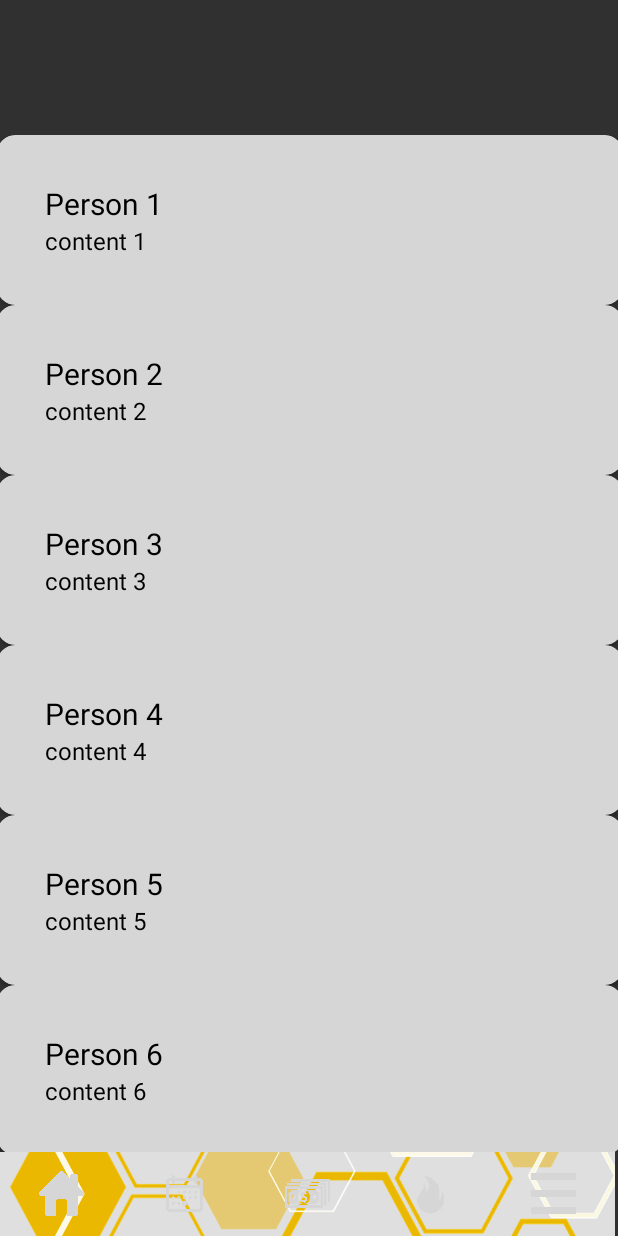
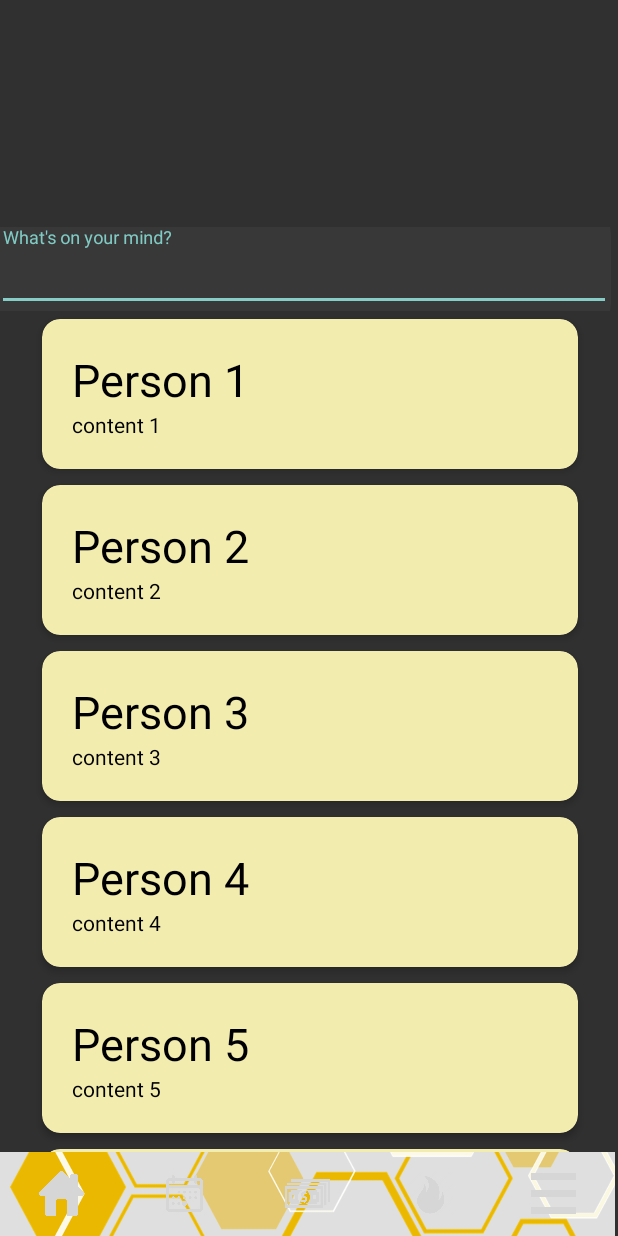
Before and after one commit to jeferris/RIDA, an Android app: the HomeFragment screen opened directly, with no data from a screen before it, on a phone screen of 412 x 824 dp. Run offline under Robolectric (Android 15) with nearby library versions, the phone set to English and light mode, and no system bars; our stand-ins replace navigation-ui; Roboto replaces fonts that are not available here.

Commit message:
keyboard moves the nav bar, text input is not connected, but recycler and cards work

```diff
--- a/RIDA/app/src/main/res/layout/content_posts.xml
+++ b/RIDA/app/src/main/res/layout/content_posts.xml
@@ -1,25 +1,24 @@
 <?xml version="1.0" encoding="utf-8"?>
 <androidx.cardview.widget.CardView xmlns:android="http://schemas.android.com/apk/res/android"
     xmlns:app="http://schemas.android.com/apk/res-auto"
+    xmlns:tools="http://schemas.android.com/tools"
+    android:id="@+id/card_view"
     android:layout_width="match_parent"
     android:layout_height="wrap_content"
-    app:cardBackgroundColor="@color/grey_400"
+    android:layout_marginVertical="5dp"
+    android:layout_marginHorizontal="30dp"
+    android:clickable="true"
+    android:foreground="?selectableItemBackground"
+    app:cardBackgroundColor="#F3ECAF"
     app:cardCornerRadius="12dp"
-    app:contentPadding="16dp">
+    app:cardElevation="3dp"
+    app:contentPadding="4dp">
 
     <RelativeLayout
         android:layout_width="match_parent"
         android:layout_height="wrap_content"
         android:padding="16dp">
-        <!--<ImageView
-            android:layout_width="100dp"
-            android:layout_height="100dp"
-            android:id="@+id/poster_picture"
-            android:layout_alignParentStart="true"
-            android:layout_alignParentLeft="true"
-            android:layout_alignParentTop="true"
-            android:layout_marginEnd="16dp"
-            android:layout_marginRight="16dp" />-->
+
         <TextView
             android:id="@+id/post_name"
             android:layout_width="match_parent"
@@ -27,6 +26,57 @@
             android:layout_alignParentStart="true"
             android:layout_alignParentLeft="true"
             android:layout_alignParentTop="true"
+            android:layout_marginEnd="16dp"
+            android:layout_marginRight="16dp"
+            android:textColor="@android:color/black"
+            android:textSize="30sp" />
+
+        <!--<TextView
+            android:layout_width="match_parent"
+            android:layout_height="wrap_content"
+            android:id="@+id/item_title"
+            android:layout_toEndOf="@+id/item_image"
+            android:layout_toRightOf="@+id/item_image"
+            android:layout_alignParentTop="true"
+            android:textSize="30sp" />-->
+
+        <TextView
+            android:id="@+id/post_content"
+            android:layout_width="match_parent"
+            android:layout_height="wrap_content"
+            android:layout_below="@+id/post_name"
+            android:textColor="@android:color/black" />
+
+    </RelativeLayout>
+</androidx.cardview.widget.CardView>
+
+
+
+<!-- <androidx.cardview.widget.CardView
+    xmlns:android="http://schemas.android.com/apk/res/android"
+    xmlns:app="http://schemas.android.com/apk/res-auto"
+    android:layout_width="match_parent"
+    android:layout_height="wrap_content"
+    app:cardBackgroundColor="@color/grey_400"
+    app:cardCornerRadius="16dp"
+    app:contentPadding="16dp"
+    android:layout_marginVertical="5dp"
+    android:layout_marginHorizontal="30dp"
+    >
+
+    <RelativeLayout
+        android:layout_width="match_parent"
+        android:layout_height="wrap_content">
+
+        <TextView
+            android:id="@+id/post_name"
+            android:layout_width="match_parent"
+            android:layout_height="wrap_content"
+            android:layout_alignParentStart="true"
+            android:layout_alignParentLeft="true"
+            android:layout_alignParentTop="true"
+            android:layout_marginEnd="16dp"
+            android:layout_marginRight="16dp"
             android:textColor="@android:color/black"
             android:textSize="20sp" />
 
@@ -38,10 +88,7 @@
             android:textColor="@android:color/black"
             android:textSize="16sp" />
 
-        <!--android:layout_toEndOf="@+id/poster_picture"
-            android:layout_toRightOf="@+id/poster_picture"
-            android:layout_below="@+id/poster_name" -->
 
     </RelativeLayout>
 
-</androidx.cardview.widget.CardView>
+</androidx.cardview.widget.CardView> -->
--- a/RIDA/app/src/main/res/layout/fragment_home.xml
+++ b/RIDA/app/src/main/res/layout/fragment_home.xml
@@ -1,11 +1,39 @@
 <?xml version="1.0" encoding="utf-8"?>
-<LinearLayout xmlns:android="http://schemas.android.com/apk/res/android"
+<androidx.constraintlayout.widget.ConstraintLayout xmlns:android="http://schemas.android.com/apk/res/android"
+    xmlns:app="http://schemas.android.com/apk/res-auto"
+    xmlns:tools="http://schemas.android.com/tools"
+    android:id="@+id/newsfeed_linear"
+    android:layout_width="match_parent"
     android:layout_height="match_parent"
-    android:layout_width="match_parent">
+    android:layout_marginTop="?android:attr/windowTitleSize"
+    app:layout_behavior="@string/appbar_scrolling_view_behavior">
+
+    <com.google.android.material.textfield.TextInputLayout
+        android:id="@+id/textInputLayout3"
+        android:layout_width="409dp"
+        android:layout_height="wrap_content"
+        android:layout_marginHorizontal="30dp"
+        android:layout_marginVertical="5dp"
+        android:clickable="true"
+        android:foreground="?selectableItemBackground"
+        app:cardBackgroundColor="#F3ECAF"
+        app:cardCornerRadius="12dp"
+        app:cardElevation="3dp"
+        app:contentPadding="4dp"
+        app:layout_constraintTop_toTopOf="parent">
+
+        <com.google.android.material.textfield.TextInputEditText
+            android:layout_width="match_parent"
+            android:layout_height="wrap_content"
+            android:hint="What's on your mind?" />
+    </com.google.android.material.textfield.TextInputLayout>
 
     <androidx.recyclerview.widget.RecyclerView
         android:id="@+id/recycler_view"
         android:layout_width="match_parent"
-        android:layout_height="match_parent" />
+        android:layout_height="wrap_content"
+        app:layout_constraintTop_toBottomOf="@+id/textInputLayout3">
 
-</LinearLayout>
+    </androidx.recyclerview.widget.RecyclerView>
+
+</androidx.constraintlayout.widget.ConstraintLayout>
```
